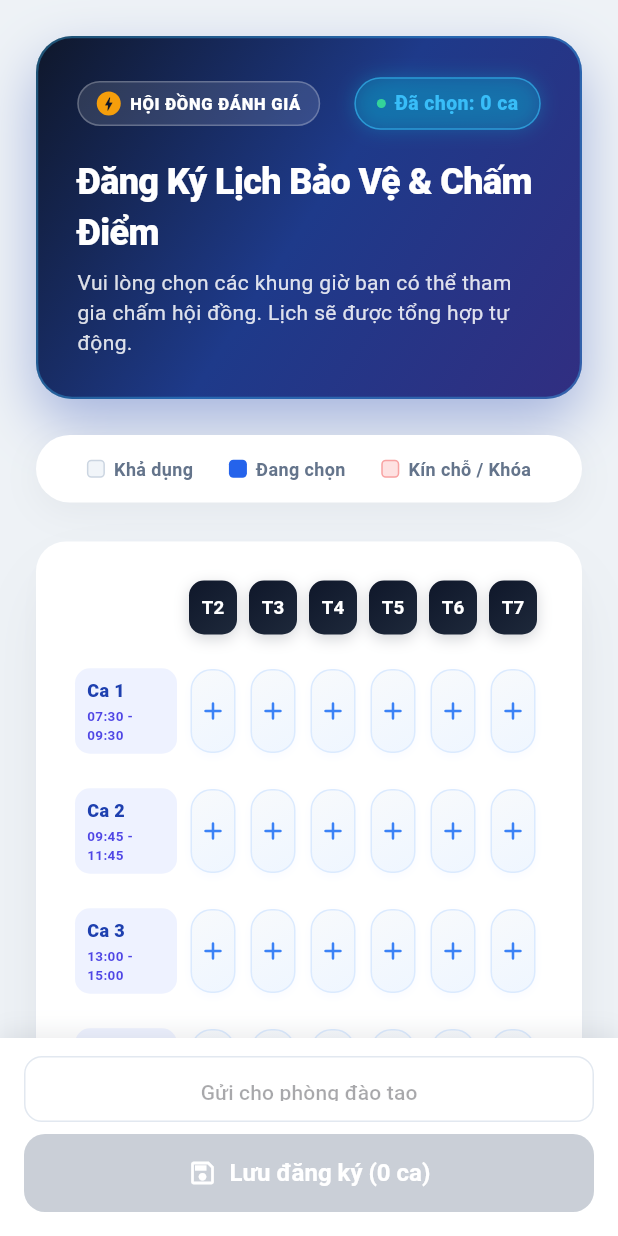
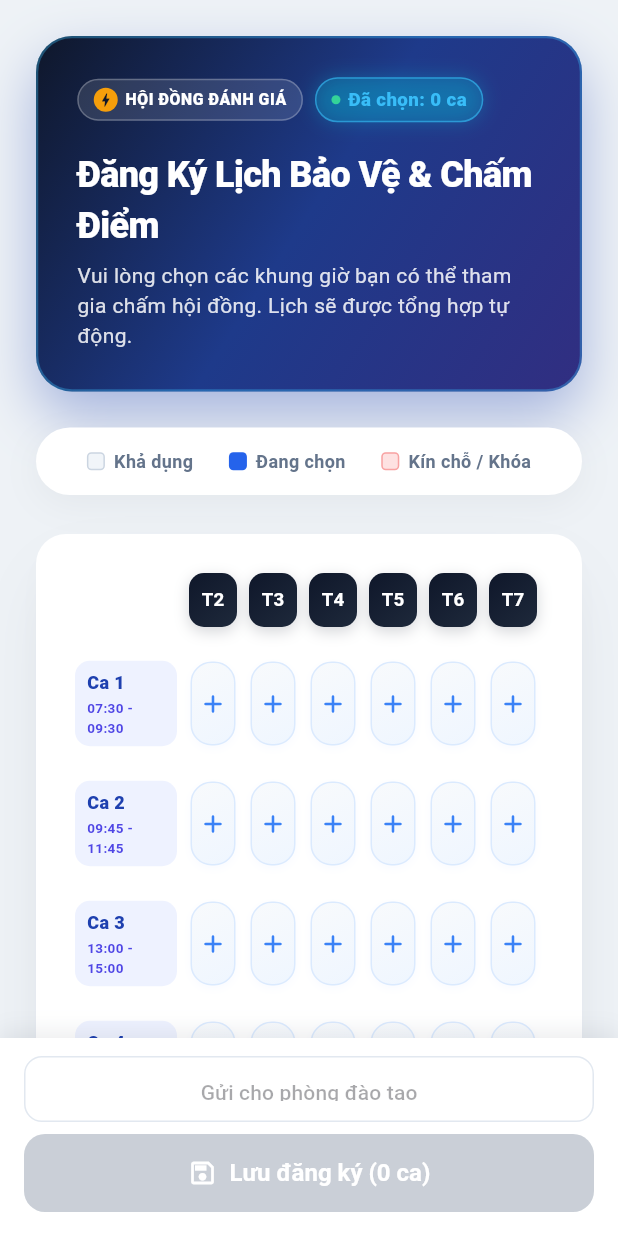
Before and after one commit to fogit-hd/swd_mobile, a Flutter app: the SlotRegistrationScreen widget shown alone on an empty page, opened directly, on a phone screen of 412 x 824 dp. Run offline on Flutter 3.47's test engine with Material 3 defaults, Android fonts, the phone set to English and light mode, and no system bars; our stand-ins replace image_picker, shared_preferences; missing offline and left inert: signalr_netcore; accounts and stored records are empty.

Commit message:
resolve error

```diff
--- a/lib/models/schedule_event.dart
+++ b/lib/models/schedule_event.dart
@@ -21,7 +21,7 @@ class ScheduleEvent {
     final parts = <String>[
       if (room != null && room!.isNotEmpty) room!,
       if (slot != null) 'Ca $slot',
-      if (type != null) type!,
+      ?type,
     ];
     return parts.join(' • ');
   }
--- a/lib/screens/slot/slot_registration_screen.dart
+++ b/lib/screens/slot/slot_registration_screen.dart
@@ -349,12 +349,14 @@ class _SlotRegistrationScreenState extends State<SlotRegistrationScreen> {
                     child: Column(
                       crossAxisAlignment: CrossAxisAlignment.start,
                       children: [
-                        Row(
-                          mainAxisAlignment: MainAxisAlignment.spaceBetween,
-                          crossAxisAlignment: CrossAxisAlignment.center,
+                        Wrap(
+                          alignment: WrapAlignment.spaceBetween,
+                          crossAxisAlignment: WrapCrossAlignment.center,
+                          spacing: 8,
+                          runSpacing: 8,
                           children: [
                             Container(
-                              padding: const EdgeInsets.symmetric(horizontal: 12, vertical: 6),
+                              padding: const EdgeInsets.symmetric(horizontal: 10, vertical: 5),
                               decoration: BoxDecoration(
                                 color: AppTheme.white.withValues(alpha: 0.12),
                                 borderRadius: BorderRadius.circular(50),
@@ -371,7 +373,7 @@ class _SlotRegistrationScreenState extends State<SlotRegistrationScreen> {
                                     ),
                                     child: const Icon(Icons.bolt_rounded, color: AppTheme.black, size: 12),
                                   ),
-                                  const SizedBox(width: 6),
+                                  const SizedBox(width: 5),
                                   Text(
                                     widget.mode == SlotRegistrationMode.lecturer
                                         ? 'HỘI ĐỒNG ĐÁNH GIÁ'
@@ -379,15 +381,15 @@ class _SlotRegistrationScreenState extends State<SlotRegistrationScreen> {
                                     style: const TextStyle(
                                       color: AppTheme.white,
                                       fontWeight: FontWeight.w800,
-                                      fontSize: 11,
-                                      letterSpacing: 0.5,
+                                      fontSize: 10.5,
+                                      letterSpacing: 0.4,
                                     ),
                                   ),
                                 ],
                               ),
                             ),
                             Container(
-                              padding: const EdgeInsets.symmetric(horizontal: 14, vertical: 7),
+                              padding: const EdgeInsets.symmetric(horizontal: 10, vertical: 5),
                               decoration: BoxDecoration(
                                 color: const Color(0xFF06B6D4).withValues(alpha: 0.22),
                                 borderRadius: BorderRadius.circular(50),
@@ -410,13 +412,13 @@ class _SlotRegistrationScreenState extends State<SlotRegistrationScreen> {
                                       shape: BoxShape.circle,
                                     ),
                                   ),
-                                  const SizedBox(width: 6),
+                                  const SizedBox(width: 5),
                                   Text(
                                     'Đã chọn: ${_selected.length} ca',
                                     style: const TextStyle(
                                       color: Color(0xFF38BDF8),
                                       fontWeight: FontWeight.w800,
-                                      fontSize: 13,
+                                      fontSize: 12.5,
                                     ),
                                   ),
                                 ],
```
Also changed, not shown: lib/widgets/review_session_card.dart (+31 -111 lines).
